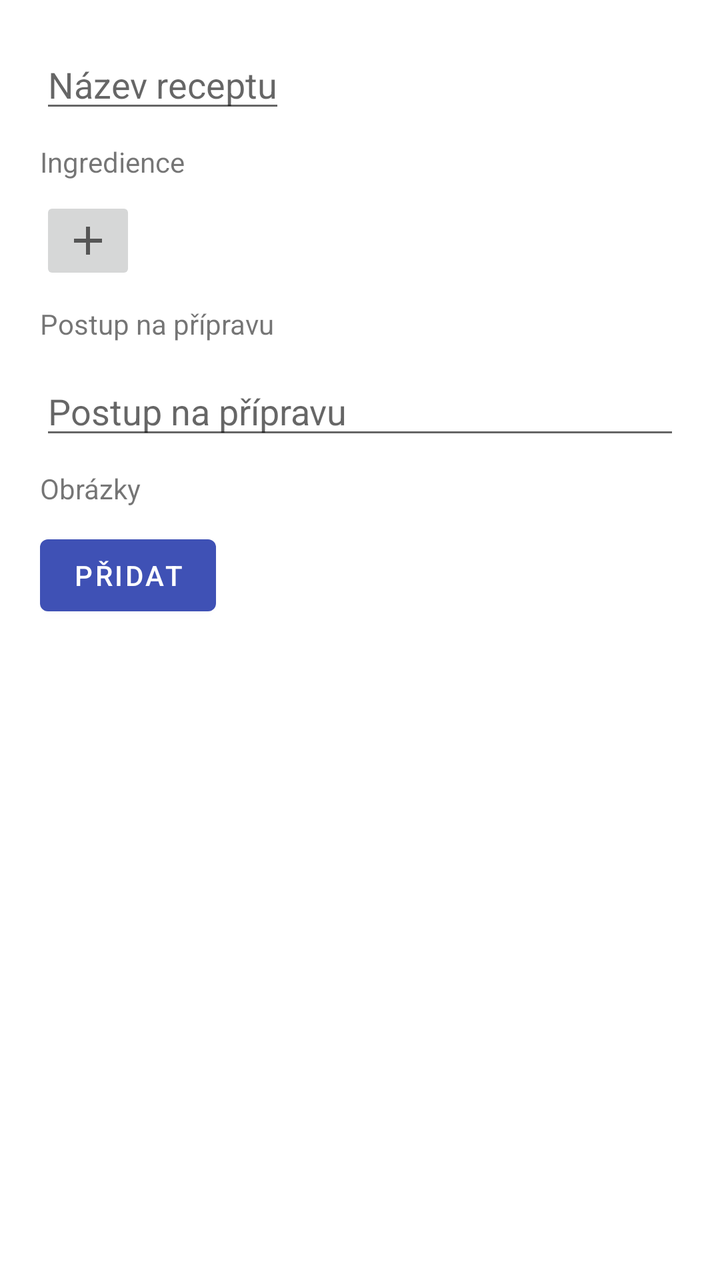
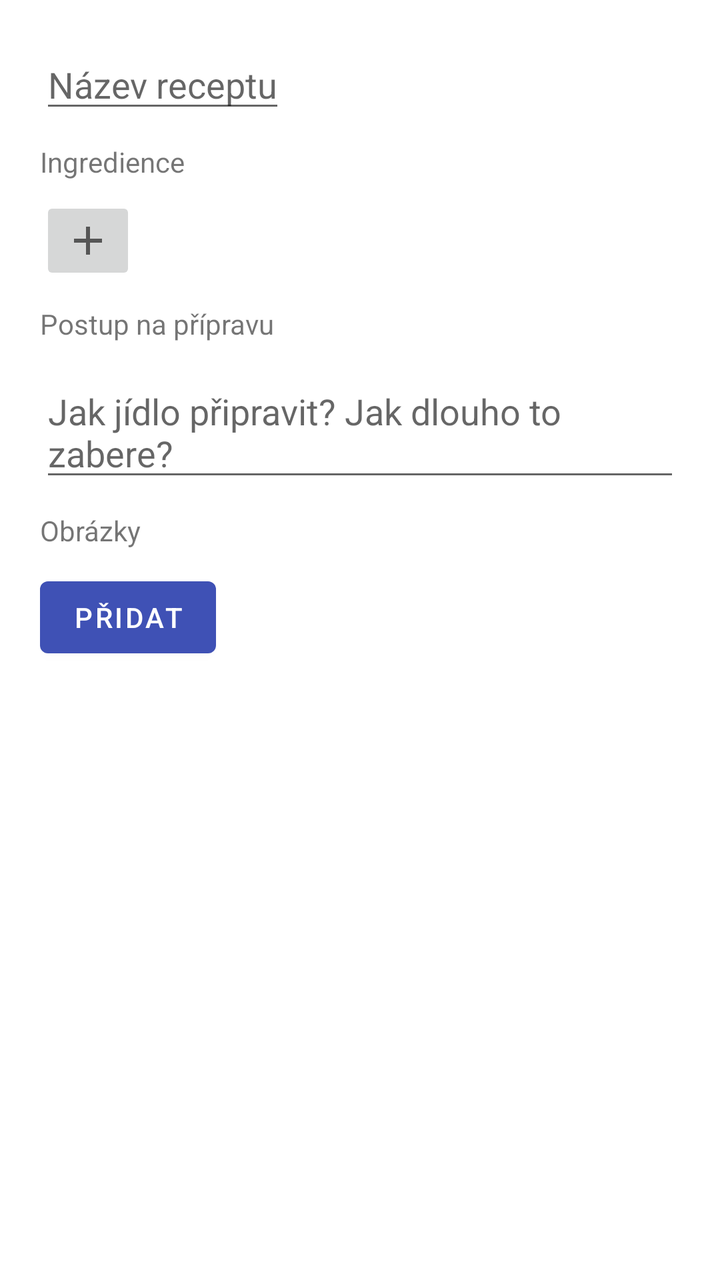

Two renders of the same Android screen: before a commit and after it. Below are the layout's source before the change and the commit's diff.
<!-- AndroidManifest.xml: application theme Theme.Recepty -->
<!-- res/layout/fragment_novy_recept.xml -->
<?xml version="1.0" encoding="utf-8"?>
<androidx.core.widget.NestedScrollView xmlns:android="http://schemas.android.com/apk/res/android"
    xmlns:app="http://schemas.android.com/apk/res-auto"
    xmlns:tools="http://schemas.android.com/tools"
    android:layout_width="match_parent"
    android:layout_height="match_parent"
    tools:context=".NovyRecept"
    tools:ignore="SpeakableTextPresentCheck">

    <LinearLayout
        android:id="@+id/linearLayout"
        android:layout_width="match_parent"
        android:layout_height="match_parent"
        android:orientation="vertical"
        android:padding="@dimen/layoutMargin">

        <EditText
            android:id="@+id/nazev_receptu"
            android:layout_width="wrap_content"
            android:layout_height="wrap_content"
            android:hint="@string/Nazev_receptu"
            android:inputType="text|textCapSentences" />

        <TextView
            android:id="@+id/textView5"
            android:layout_width="wrap_content"
            android:layout_height="wrap_content"
            android:layout_marginTop="10dp"
            android:layout_marginBottom="8dp"
            android:text="@string/ingredienceLabel" />


        <LinearLayout
            android:id="@+id/ingrLyout"
            android:layout_width="match_parent"
            android:layout_height="wrap_content"
            android:orientation="vertical"></LinearLayout>

        <ImageButton
            android:id="@+id/addIngr"
            android:layout_width="wrap_content"
            android:layout_height="wrap_content"
            android:src="@drawable/ic_novyrecept" />

        <TextView
            android:id="@+id/textView"
            android:layout_width="wrap_content"
            android:layout_height="wrap_content"
            android:layout_marginTop="10dp"
            android:layout_marginBottom="12dp"
            android:text="@string/Postup_pripravy" />

        <EditText
            android:id="@+id/postup_na_pripravu_text"
            android:layout_width="match_parent"
            android:layout_height="wrap_content"
            android:gravity="start|top"
            android:hint="@string/Postup_pripravy"
            android:inputType="textAutoCorrect|textMultiLine" />

        <TextView
            android:id="@+id/takePicture"
            android:layout_width="wrap_content"
            android:layout_height="wrap_content"
            android:layout_marginTop="10dp"
            android:text="@string/takePicture" />

        <Button
            android:id="@+id/takePictureBtn"
            android:layout_width="wrap_content"
            android:layout_height="wrap_content"
            android:layout_marginTop="10dp"
            android:text="@string/addFotoBtn" />

        

    </LinearLayout>
</androidx.core.widget.NestedScrollView>
<!-- resources referenced by this layout -->
<resources>
  <dimen name="layoutMargin">20dp</dimen>
  <!-- drawable ic_novyrecept (drawable) -->
  <vector xmlns:android="http://schemas.android.com/apk/res/android"
      android:width="24dp"
      android:height="24dp"
      android:viewportWidth="24"
      android:viewportHeight="24"
      android:tint="?attr/colorControlNormal">
    <path
        android:fillColor="@android:color/white"
        android:pathData="M19,13h-6v6h-2v-6H5v-2h6V5h2v6h6v2z"/>
  </vector>
  <string name="Nazev_receptu">Název receptu</string>
  <string name="Postup_pripravy">Postup na přípravu</string>
  <string name="addFotoBtn">Přidat</string>
  <string name="ingredienceLabel">Ingredience</string>
  <string name="takePicture">Obrázky</string>
  <style name="Theme.Recepty" parent="Theme.MaterialComponents.DayNight.DarkActionBar">
          
          <item name="colorPrimary">@color/purple_500</item>
          <item name="colorPrimaryVariant">@color/purple_700</item>
          <item name="colorOnPrimary">@color/white</item>
          
          <item name="colorSecondary">@color/teal_200</item>
          <item name="colorSecondaryVariant">@color/teal_700</item>   //cursor
          <item name="colorOnSecondary">@color/black</item>
          
          <item name="android:statusBarColor" tools:targetApi="l">?attr/colorPrimaryVariant</item>
          
          
      </style>
  <color name="purple_500">#3F51B5</color>
  <color name="purple_700">#226BD8</color>
  <color name="white">#FFFFFFFF</color>
  <color name="teal_200">#FF03DAC5</color>
  <color name="teal_700">#FF018786</color>
  <color name="black">#FF000000</color>
</resources>

<!-- the commit's change to res/layout/fragment_novy_recept.xml (unified diff, before → after) -->
@@ -55,7 +55,7 @@
             android:layout_width="match_parent"
             android:layout_height="wrap_content"
             android:gravity="start|top"
-            android:hint="@string/Postup_pripravy"
+            android:hint="@string/Postup_hint"
             android:inputType="textAutoCorrect|textMultiLine" />
 
         <TextView
<!-- resource entries referenced after the edit -->
@@ -13,6 +13,7 @@
         android:pathData="M19,13h-6v6h-2v-6H5v-2h6V5h2v6h6v2z"/>
   </vector>
   <string name="Nazev_receptu">Název receptu</string>
+  <string name="Postup_hint">Jak jídlo připravit? Jak dlouho to zabere?</string>
   <string name="Postup_pripravy">Postup na přípravu</string>
   <string name="addFotoBtn">Přidat</string>
   <string name="ingredienceLabel">Ingredience</string>
